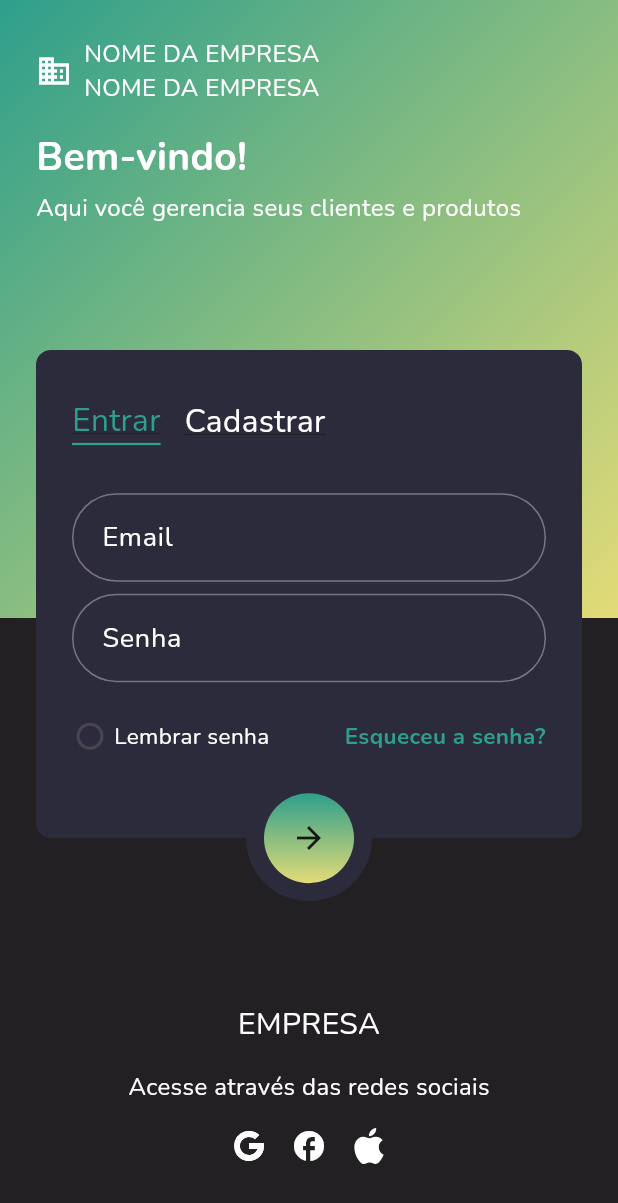
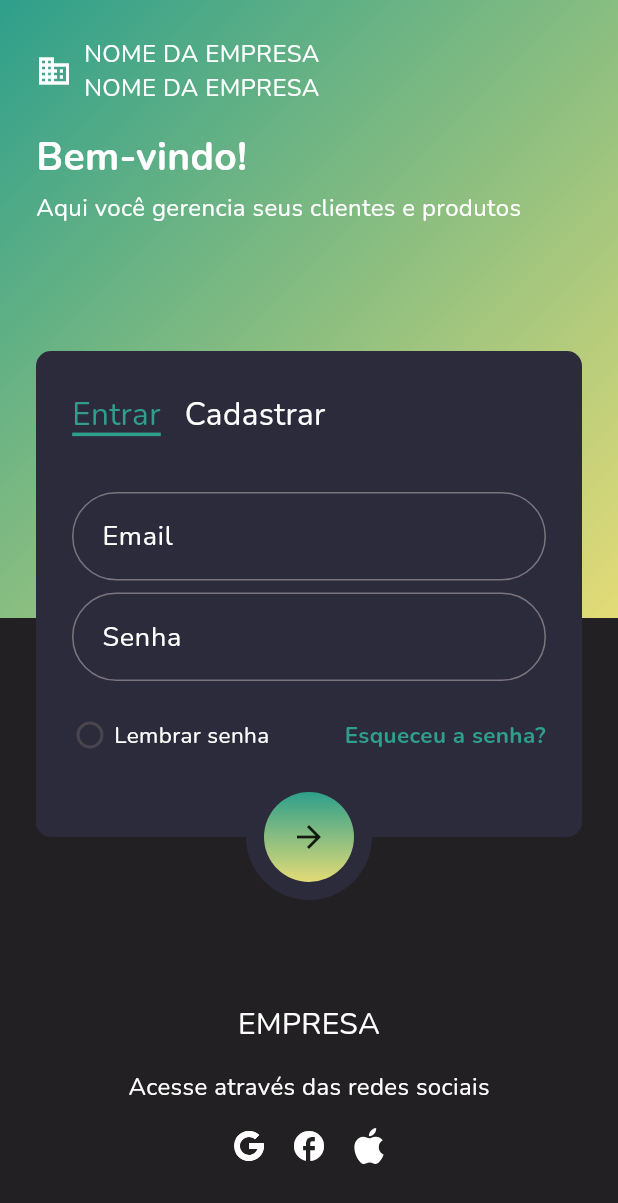
Before and after one commit to diegoferss/desafio-rgr, a Flutter app: the screen it shows after launch, on a phone screen of 412 x 824 dp. Shown: the top 1203 px of the screen. Run offline on Flutter 3.47's test engine with Material 3 defaults, Android fonts, the phone set to English and light mode, and no system bars; our stand-ins replace dio, either_dart, firebase_auth, firebase_core, flutter_bloc, flutter_secure_storage and 6 more; accounts and stored records are empty.

Commit message:
[UPDATE] Fix text break on auth button

```diff
--- a/lib/features/auth/auth_view.dart
+++ b/lib/features/auth/auth_view.dart
@@ -238,6 +238,12 @@ class _AuthViewState extends State<AuthView> {
                                             left: 0,
                                             right: 0,
                                             bottom: -42,
+                                            child: GestureDetector(
+                                              onTap: state.canSubmit
+                                                  ? () {
+                                                      bloc.add(LoginSubmitted());
+                                                    }
+                                                  : null,
                                               child: Container(
                                                 width: 84,
                                                 height: 84,
@@ -246,12 +252,6 @@ class _AuthViewState extends State<AuthView> {
                                                   color: AppColors.black03,
                                                   shape: BoxShape.circle,
                                                 ),
-                                              child: GestureDetector(
-                                                onTap: state.canSubmit
-                                                    ? () {
-                                                        bloc.add(LoginSubmitted());
-                                                      }
-                                                    : null,
                                                 child: Container(
                                                   decoration: BoxDecoration(
                                                     shape: BoxShape.circle,
--- a/lib/features/auth/components/auth_button.dart
+++ b/lib/features/auth/components/auth_button.dart
@@ -19,14 +19,13 @@ class AuthButton extends StatelessWidget {
           children: [
             Text(
               text,
-              style: AppFonts.nunito(
-                fontSize: 21,
-                fontColor: isSelected ? AppColors.green : AppColors.white,
-              ).copyWith(decoration: TextDecoration.underline),
-            ),
-            Visibility(
-              visible: isSelected,
-              child: Container(height: 1.5, color: isSelected ? AppColors.green : AppColors.white),
+              style: AppFonts.nunito(fontSize: 21).copyWith(
+                shadows: [Shadow(color: isSelected ? AppColors.green : AppColors.white, offset: Offset(0, -5))],
+                color: Colors.transparent,
+                decoration: TextDecoration.underline,
+                decorationColor: isSelected ? AppColors.green : Colors.transparent,
+                decorationThickness: 4,
+              ),
             ),
           ],
         ),
```
Lines whose indentation alone changed are shown as unchanged.
